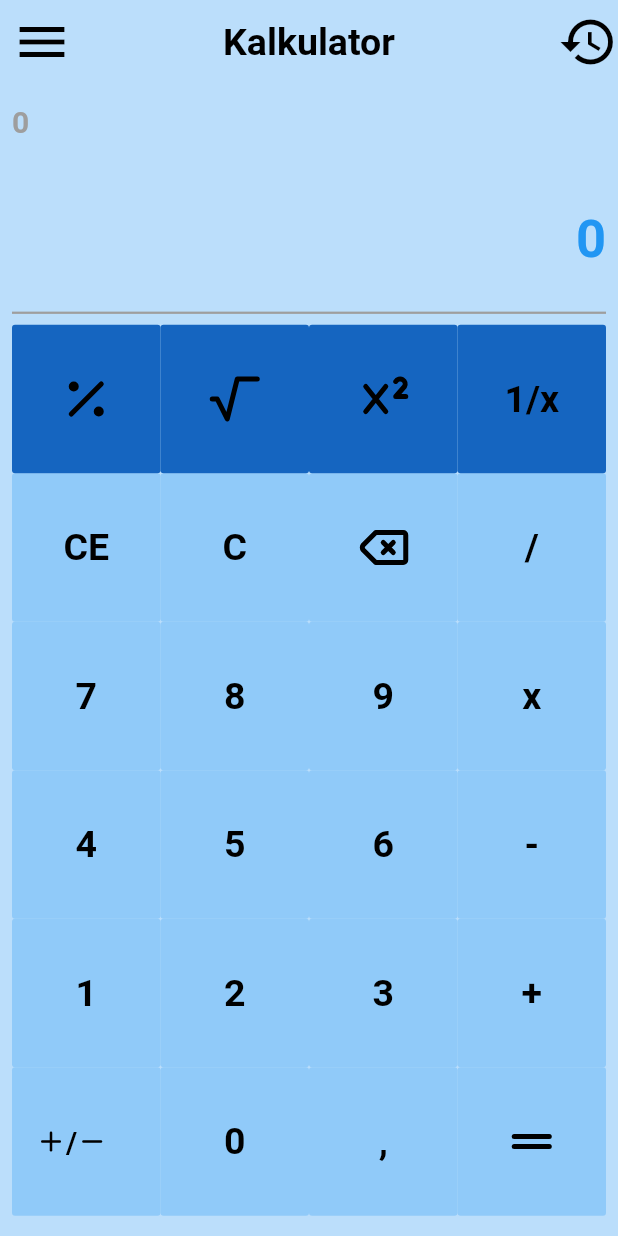
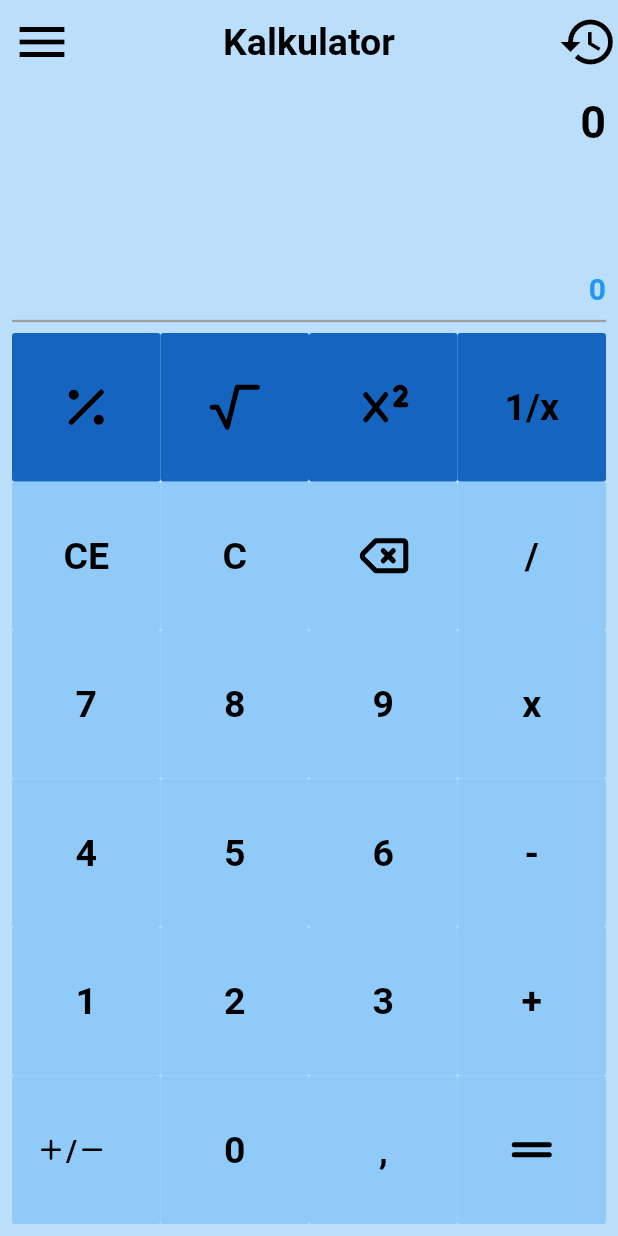
Before and after one commit to Coffeinum00/Calculator, a Flutter app: the screen it shows after launch, after a tap on an icon or button, on a phone screen of 412 x 824 dp. Run offline on Flutter 3.47's test engine with Material 2 defaults, Android fonts, the phone set to English and light mode, and no system bars; our stand-ins replace flutter_tabler_icons, math_expressions.

Commit message:
calc v.7

```diff
--- a/lib/screens/home.dart
+++ b/lib/screens/home.dart
@@ -70,8 +70,6 @@ class _HomePageState extends State<HomePage> {
     'x',
     'CE',
     'C',
-
-    //for commit!
     const Icon(
       TablerIcons.backspace,
       size: 40,
@@ -96,7 +94,7 @@ class _HomePageState extends State<HomePage> {
     '1/x',
   ];
 
-  List functionButtons = [];
+  // List functionButtons = [];
 
   @override
   Widget build(BuildContext context) {
@@ -117,9 +115,9 @@ class _HomePageState extends State<HomePage> {
           size: 40.0,
           color: Colors.black,
         ),
-        actions: [
+        actions: const [
           // acctions to wszystko co jest po prawej stronie od title w appbarze
-          const Icon(
+          Icon(
             Icons.history,
             size: 40.0,
             color: Colors.black,
@@ -129,23 +127,24 @@ class _HomePageState extends State<HomePage> {
       body: Padding(
         padding: const EdgeInsets.all(8.0),
         child: Center(
-          child: ListView(
-            shrinkWrap: true,
+          child: Column(
+            // shrinkWrap: true,
             // mainAxisSize: MainAxisSize.min,
             // mainAxisAlignment: MainAxisAlignment.center,
             // crossAxisAlignment: CrossAxisAlignment.end,
             children: [
-              Container(
-                height: 50.0,
-                width: MediaQuery.of(context).size.width - 16,
+              Expanded(
+                // height: 50.0,
+                // width: MediaQuery.of(context).size.width - 16,
                 child: ListView(
-                  shrinkWrap: true,
+                  reverse: true,
+                  // shrinkWrap: true,
                   scrollDirection: Axis.horizontal,
                   children: [
                     MyTextWidget(
                       text: equation,
-                      color: Colors.grey,
-                      size: 20.0,
+                      color: Colors.black,
+                      size: 30.0,
                     ),
                   ],
                 ),
@@ -159,12 +158,12 @@ class _HomePageState extends State<HomePage> {
                   MyTextWidget(
                     text: sum,
                     color: Colors.blue,
-                    size: 35.0,
+                    size: 20.0,
                   ),
                 ],
               ),
               const SizedBox(
-                height: 20.0,
+                height: 2.0,
               ),
               const Divider(
                 thickness: 1.5,
@@ -224,12 +223,14 @@ class _HomePageState extends State<HomePage> {
                   itemCount: listButtons.length,
                   // jeśli builder musi być itemCount!
                   gridDelegate: const SliverGridDelegateWithFixedCrossAxisCount(
-                      crossAxisCount: 4),
+                      crossAxisCount: 4, childAspectRatio: 1),
                   itemBuilder: (contx, index) {
                     return myButton(listButtons[index], () {
                       if (listButtons[index] is String &&
                           listButtons[index] != 'CE' &&
-                          listButtons[index] != 'C') {
+                          listButtons[index] != 'C' &&
+                          listButtons[index] != '1/x') {
+                        // != nie jest równe
                         // || -> or
                         // && -> and
                         // if (int.tryParse(listButtons[index]) is int) {
@@ -245,8 +246,15 @@ class _HomePageState extends State<HomePage> {
                       if (listButtons[index] is String &&
                           listButtons[index] == 'C') {
                         setState(() {
+                          // setState odświeża ekran
                           equation = '';
                           sum = '0';
+                        });
+                      }
+                      if (listButtons[index] is String &&
+                          listButtons[index] == '1/x') {
+                        setState(() {
+                          equation = '1/($equation)';
                         });
                       }
 
@@ -260,6 +268,17 @@ class _HomePageState extends State<HomePage> {
                           });
                         } else if (icon.icon == TablerIcons.equal) {
                           sumFunction();
+                        } else if (icon.icon == TablerIcons.percentage) {
+                          setState(() {
+                            equation = "($equation)/100";
+                          });
+                        } else if (icon.icon == TablerIcons.square_root) {
+                          setState(() {
+                            equation = "($equation)^(1/2)";
+                          });
+                        } else if (icon.icon == TablerIcons.superscript) {
+                          // setState(() {});
+                          equation = "($equation)^2";
                         }
                       }
                     },
--- a/lib/widgets/text_widget.dart
+++ b/lib/widgets/text_widget.dart
@@ -6,10 +6,11 @@ class MyTextWidget extends StatelessWidget {
   double? size;
 
   MyTextWidget({
+    Key? key,
     this.text,
     this.color,
     this.size,
-  });
+  }) : super(key: key);
 // MyTextWidget (this.text, this.color);
 // MyTextWidget ({required this.text, this.color}); tu text być musi, kolor być może
   @override
```
